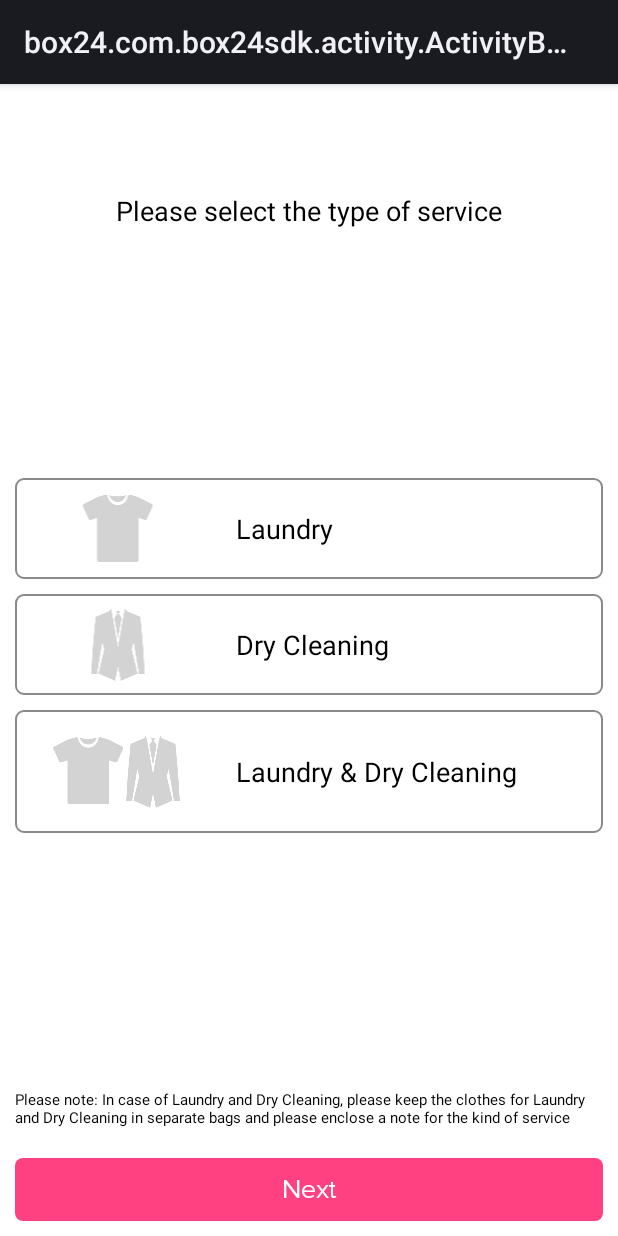
After one commit to siamsoftwaresolution/box24SDK, an Android app: the ActivityBox24Laundry screen opened directly, with no data from a screen before it, on a phone screen of 412 x 824 dp. The commit adds this screen. Run offline under Robolectric (Android 15) with nearby library versions, the phone set to English and light mode, and no system bars.

Commit message:
add laundry

```diff
--- a/box24sdk/build.gradle
+++ b/box24sdk/build.gradle
@@ -15,7 +15,7 @@ ext {
     siteUrl = 'https://github.com/siamsoftwaresolution/box24SDK'
     gitUrl = 'https://github.com/siamsoftwaresolution/box24SDK.git'
 
-    libraryVersion = '2.27'
+    libraryVersion = '2.33'
 
     developerId = 'manasit'
     developerName = 'manasit kittiyotthada'
--- a/box24sdk/src/main/java/box24/com/box24sdk/activity/ActivityBox24Drop.java
+++ b/box24sdk/src/main/java/box24/com/box24sdk/activity/ActivityBox24Drop.java
@@ -34,12 +34,13 @@ public class ActivityBox24Drop extends Activity {
     private ServiceConnection serviceConnection;
     String promo = "";
     String locationID = "";
-
+String laundry = "";
     @Override
     protected void onCreate(Bundle savedInstanceState) {
         super.onCreate(savedInstanceState);
         promo = getIntent().getStringExtra("promo");
         locationID = getIntent().getStringExtra("locationID");
+        laundry = getIntent().getStringExtra("laundry");
         serviceConnection = new ServiceConnection(this);
         blind();
     }
@@ -95,6 +96,8 @@ public class ActivityBox24Drop extends Activity {
                 maps.put("ContactName", Settings.PARAM_NAME);
                 maps.put("ContactEmail", Settings.PARAM_EMAIL);
                 maps.put("PlayerID", Settings.PARAM_PLAYER_ID);
+                maps.put("location_id", locationID);
+                maps.put("WashingType", laundry);
                 if (btn_send.isActivated()) {
                     maps.put("QuickPinType", "R");
                 } else {
--- /dev/null
+++ b/box24sdk/src/main/java/box24/com/box24sdk/activity/ActivityBox24Laundry.java
@@ -0,0 +1,107 @@
+package box24.com.box24sdk.activity;
+
+import android.app.Activity;
+import android.content.Context;
+import android.content.Intent;
+import android.os.Bundle;
+import android.view.LayoutInflater;
+import android.view.View;
+import android.widget.FrameLayout;
+import android.widget.LinearLayout;
+import android.widget.TextView;
+
+import box24.com.box24sdk.R;
+import box24.com.box24sdk.Settings;
+import box24.com.box24sdk.utils.ServiceConnection;
+
+
+//import com.pheonec.mobbox.washbox.tourguide.FrameLayoutWithHoleApp;
+
+public class ActivityBox24Laundry extends Activity {
+
+
+    private Context context;
+    private ServiceConnection serviceConnection;
+    String promo = "";
+    String locationID = "";
+String laundry = "";
+    @Override
+    protected void onCreate(Bundle savedInstanceState) {
+        super.onCreate(savedInstanceState);
+        promo = getIntent().getStringExtra("promo");
+        locationID = getIntent().getStringExtra("locationID");
+        serviceConnection = new ServiceConnection(this);
+        blind();
+    }
+
+    void blind() {
+        setContentView(R.layout.activity_laundry);
+        context = this;
+
+        final LinearLayout btn1 = (LinearLayout) findViewById(R.id.btn_1);
+        final LinearLayout btn2 = (LinearLayout) findViewById(R.id.btn_2);
+        final LinearLayout btn3 = (LinearLayout) findViewById(R.id.btn_3);
+        TextView btn_next = (TextView) findViewById(R.id.btn_next);
+//        final EditText edt_promo_code = (EditText) findViewById(R.id.edt_promo_code);
+        btn1.setOnClickListener(new View.OnClickListener() {
+            @Override
+            public void onClick(View v) {
+                v.setActivated(true);
+                btn2.setActivated(false);
+                btn3.setActivated(false);
+                laundry = "L";
+            }
+        });
+        btn2.setOnClickListener(new View.OnClickListener() {
+            @Override
+            public void onClick(View v) {
+                v.setActivated(true);
+                btn1.setActivated(false);
+                btn3.setActivated(false);
+                laundry = "D";
+
+            }
+        });
+        btn3.setOnClickListener(new View.OnClickListener() {
+            @Override
+            public void onClick(View v) {
+                v.setActivated(true);
+                btn1.setActivated(false);
+                btn2.setActivated(false);
+                laundry = "LD";
+            }
+        });
+        LinearLayout layoutTitle = (LinearLayout) findViewById(R.id.layout_title);
+        if (Settings.ColorMain != 0) {
+            layoutTitle.setBackgroundColor(Settings.ColorMain);
+        }
+        FrameLayout layoutHeader = (FrameLayout) findViewById(R.id.layout_header);
+
+        if (Settings.Header != 0) {
+            View view = LayoutInflater.from(this).inflate(Settings.Header, null);
+            layoutHeader.addView(view);
+
+        }
+        btn_next.setOnClickListener(new View.OnClickListener() {
+            @Override
+            public void onClick(View v) {
+                if (!btn1.isActivated() && !btn2.isActivated()&& !btn3.isActivated()) {
+
+                    return;
+                }
+
+
+                Intent in = new Intent(context, ActivityBox24Drop.class);
+                in.putExtra("locationID", locationID);
+                in.putExtra("promo", promo);
+                in.putExtra("laundry", laundry);
+                startActivity(in);
+            }
+        });
+
+    }
+
+    public void back(View v) {
+        finish();
+    }
+}
--- a/box24sdk/src/main/java/box24/com/box24sdk/activity/ActivityBox24Location.java
+++ b/box24sdk/src/main/java/box24/com/box24sdk/activity/ActivityBox24Location.java
@@ -88,7 +88,7 @@ public class ActivityBox24Location extends Activity {
                 if (locationBox24 == null || locationBox24.location_id == null) {
                     return;
                 }
-                Intent in = new Intent(context, ActivityBox24Drop.class);
+                Intent in = new Intent(context, ActivityBox24Laundry.class);
                 in.putExtra("locationID", locationBox24.location_id);
                 in.putExtra("promo", edt_promo_code.getText().toString());
                 startActivity(in);
--- /dev/null
+++ b/box24sdk/src/main/res/drawable/selector_dry.xml
@@ -0,0 +1,10 @@
+<?xml version="1.0" encoding="utf-8"?>
+<selector xmlns:android="http://schemas.android.com/apk/res/android">
+
+    <item android:drawable="@drawable/dry_active_icon" android:state_activated="true"/>
+    <item android:drawable="@drawable/dry_active_icon" android:state_focused="true"/>
+    <!-- focused -->
+    <item android:drawable="@drawable/dry_icon"/>
+    <!-- default -->
+
+</selector>
--- /dev/null
+++ b/box24sdk/src/main/res/drawable/selector_laundry.xml
@@ -0,0 +1,10 @@
+<?xml version="1.0" encoding="utf-8"?>
+<selector xmlns:android="http://schemas.android.com/apk/res/android">
+
+    <item android:drawable="@drawable/launday_active_icon" android:state_activated="true"/>
+    <item android:drawable="@drawable/launday_active_icon" android:state_focused="true"/>
+    <!-- focused -->
+    <item android:drawable="@drawable/launday_icon"/>
+    <!-- default -->
+
+</selector>
--- /dev/null
+++ b/box24sdk/src/main/res/drawable/selector_laundry_dry.xml
@@ -0,0 +1,10 @@
+<?xml version="1.0" encoding="utf-8"?>
+<selector xmlns:android="http://schemas.android.com/apk/res/android">
+
+    <item android:drawable="@drawable/launday_dry_active_icon" android:state_activated="true"/>
+    <item android:drawable="@drawable/launday_dry_active_icon" android:state_focused="true"/>
+    <!-- focused -->
+    <item android:drawable="@drawable/launday_dry_icon"/>
+    <!-- default -->
+
+</selector>
--- a/box24sdk/src/main/res/layout/activity_box24_location.xml
+++ b/box24sdk/src/main/res/layout/activity_box24_location.xml
@@ -62,7 +62,8 @@
                 android:hint="@string/PromotionCode"
                 android:padding="10dp"
                 android:singleLine="true"
-                android:textColor="@color/red"
+                android:textColorHint="@color/grey_light"
+                android:textColor="@color/pink"
                 android:textSize="@dimen/text_normal" />
 
             <box24.com.box24sdk.utils.CustomText
@@ -71,6 +72,7 @@
                 android:layout_height="wrap_content"
                 android:gravity="center_vertical"
                 android:layout_marginTop="10dp"
+                android:textColorHint="@color/grey_light"
                 android:background="@drawable/bg_rec_stoke_grey"
                 android:drawableRight="@drawable/search_ic"
                 android:hint="@string/Locker"
--- /dev/null
+++ b/box24sdk/src/main/res/layout/activity_laundry.xml
@@ -0,0 +1,207 @@
+<LinearLayout xmlns:android="http://schemas.android.com/apk/res/android"
+    xmlns:app="http://schemas.android.com/apk/res-auto"
+    xmlns:tools="http://schemas.android.com/tools"
+    android:layout_width="match_parent"
+    android:layout_height="match_parent"
+    android:background="@color/white"
+    android:orientation="vertical">
+
+    <LinearLayout
+        android:id="@+id/layout_title"
+        android:layout_width="match_parent"
+        android:layout_height="wrap_content"
+        android:orientation="horizontal">
+
+        <ImageView
+            android:layout_width="wrap_content"
+            android:layout_height="wrap_content"
+            android:layout_gravity="center"
+            android:onClick="back"
+            android:padding="10dp"
+            android:src="@drawable/navbar_icon_arrowback" />
+
+        <box24.com.box24sdk.utils.CustomText
+            android:id="@+id/tv_title"
+            android:layout_width="match_parent"
+            android:layout_height="wrap_content"
+            android:layout_gravity="center"
+            android:gravity="center_vertical"
+            android:padding="10dp"
+            android:text="@string/Laundry"
+            android:textColor="@color/white"
+            android:textSize="22sp" />
+
+    </LinearLayout>
+
+
+    <FrameLayout
+        android:id="@+id/layout_header"
+        android:layout_width="match_parent"
+        android:layout_height="wrap_content"
+        android:layout_margin="10dp" />
+
+
+    <TextView
+        android:layout_width="match_parent"
+        android:layout_height="wrap_content"
+        android:layout_gravity="center"
+        android:gravity="center"
+        android:padding="5dp"
+        android:text="@string/Pleaseselectmodeofservice"
+        android:textColor="@color/black"
+        android:textSize="@dimen/text_large" />
+
+    <LinearLayout
+        android:layout_width="match_parent"
+        android:layout_height="0dp"
+        android:layout_weight="1"
+
+        android:orientation="vertical">
+
+        <LinearLayout
+            android:layout_width="match_parent"
+            android:layout_height="0dp"
+            android:layout_weight="1"
+            android:gravity="center"
+            android:orientation="vertical">
+
+            <LinearLayout
+                android:id="@+id/btn_1"
+                android:layout_width="match_parent"
+                android:layout_height="wrap_content"
+                android:layout_marginLeft="10dp"
+                android:layout_marginRight="10dp"
+                android:background="@drawable/selector_btn_drop"
+                android:orientation="horizontal">
+
+                <ImageView
+                    android:layout_weight="0.5"
+                    android:layout_width="0dp"
+                    android:layout_height="wrap_content"
+                    android:layout_margin="5dp"
+                    android:src="@drawable/selector_laundry" />
+
+                <TextView
+                    android:layout_weight="1"
+                    android:layout_width="0dp"
+                    android:layout_height="wrap_content"
+                    android:layout_gravity="center"
+                    android:padding="10dp"
+                    android:singleLine="true"
+                    android:text="@string/Laundry"
+                    android:textColor="@color/black"
+                    android:textSize="@dimen/text_large" />
+
+
+            </LinearLayout>
+
+            <LinearLayout
+                android:id="@+id/btn_2"
+                android:layout_width="match_parent"
+                android:layout_height="wrap_content"
+                android:layout_marginLeft="10dp"
+                android:layout_marginRight="10dp"
+                android:layout_marginTop="10dp"
+                android:background="@drawable/selector_btn_drop"
+                android:orientation="horizontal">
+
+                <ImageView
+                    android:layout_weight="0.5"
+                    android:layout_width="0dp"
+                    android:layout_height="wrap_content"
+                    android:layout_margin="5dp"
+                    android:src="@drawable/selector_dry" />
+
+                <TextView
+                    android:layout_weight="1"
+                    android:layout_width="0dp"
+                    android:layout_height="wrap_content"
+                    android:layout_gravity="center"
+                    android:padding="10dp"
+                    android:singleLine="true"
+                    android:text="@string/DryCleaning"
+                    android:textColor="@color/black"
+                    android:textSize="@dimen/text_large" />
+
+
+            </LinearLayout>
+
+            <LinearLayout
+                android:id="@+id/btn_3"
+                android:layout_width="match_parent"
+                android:layout_height="wrap_content"
+                android:layout_marginLeft="10dp"
+                android:layout_marginRight="10dp"
+                android:layout_marginTop="10dp"
+                android:background="@drawable/selector_btn_drop"
+                android:orientation="horizontal">
+
+                <ImageView
+                    android:layout_weight="0.5"
+                    android:layout_width="0dp"
+                    android:layout_height="wrap_content"
+                    android:layout_margin="5dp"
+                    android:src="@drawable/selector_laundry_dry" />
+
+                <TextView
+                    android:layout_weight="1"
+                    android:layout_width="0dp"
+                    android:layout_height="wrap_content"
+                    android:layout_gravity="center"
+                    android:padding="10dp"
+                    android:singleLine="true"
+                    android:text="@string/LaundryDryCleaning"
+                    android:textColor="@color/black"
+                    android:textSize="@dimen/text_large" />
+
+
+            </LinearLayout>
+        </LinearLayout>
+
+        <TextView
+            android:layout_width="match_parent"
+            android:layout_height="wrap_content"
+            android:layout_gravity="center"
+            android:padding="10dp"
+            android:text="@string/note"
+            android:textColor="@color/black"
+            android:textSize="@dimen/text_small" />
+
+        <!--<LinearLayout
+            android:layout_width="match_parent"
+            android:layout_height="wrap_content"
+            android:orientation="vertical"
+            android:padding="10dp">
+
+
+            <EditText
+                android:id="@+id/edt_promo_code"
+                android:layout_width="match_parent"
+                android:layout_height="wrap_content"
+                android:layout_marginTop="5dp"
+                android:background="@drawable/bg_rec_stoke_grey"
+                android:hint="@string/PromotionCode"
+                android:padding="10dp"
+                android:singleLine="true"
+                android:textColor="@color/red"
+                android:textSize="@dimen/text_normal" />
+
+
+        </LinearLayout>-->
+
+
+        <box24.com.box24sdk.utils.CustomText
+            android:id="@+id/btn_next"
+            android:layout_width="match_parent"
+            android:layout_height="wrap_content"
+            android:layout_margin="10dp"
+            android:background="@drawable/bg_rec_stoke_pink"
+            android:gravity="center"
+            android:padding="10dp"
+            android:text="@string/Next"
+            android:textColor="@color/white"
+            android:textSize="@dimen/text_large" />
+
+    </LinearLayout>
+
+</LinearLayout>
--- a/box24sdk/src/main/res/values/strings.xml
+++ b/box24sdk/src/main/res/values/strings.xml
@@ -150,6 +150,7 @@
     <string name="BranchDetail">Branch Detail</string>
     <string name="DryCleaning">Dry Cleaning</string>
     <string name="Laundry">Laundry</string>
+    <string name="LaundryDryCleaning">Laundry &amp; Dry Cleaning</string>
     <string name="BagAndShoesSpa">Bag &amp; Shoes Spa</string>
     <string name="PackageDelivery">Package Delivery</string>
     <string name="PriceItemsHeader">Items</string>
@@ -373,7 +374,7 @@
     <string name="PleaseFillUpSenderName">Please fill up sender\'s name</string>
     <string name="PleaseFillUpSenderAddress">Please fill up sender\'s address</string>
     <string name="PleaseFillUpSenderMobile">Please fill up sender\'s mobile 10 digits</string>
-    <string name="Pleaseselectmodeofservice">Please select mode of service</string>
+    <string name="Pleaseselectmodeofservice">Please select the type of service</string>
 
     <string name="FavoritePerson">Favorite</string>
     <string name="ConfirmTerminalAddress">Confirm Terminal Address</string>
@@ -585,4 +586,6 @@
     <string name="RecipientEmail">Recipient\'s Email</string>
     <string name="PleaseSelectTurn">Please select turnaround time</string>
     <string name="title_activity_maps">Map</string>
+
+    <string name="note">Please note: In case of Laundry and Dry Cleaning, please keep the clothes for Laundry and Dry Cleaning in separate bags and please enclose a note for the kind of service</string>
 </resources>
```
Also changed, not shown: box24sdk/src/main/AndroidManifest.xml (+4 -4 lines), box24sdk/src/main/res/drawable-xxhdpi/dry_active_icon.png (added), box24sdk/src/main/res/drawable-xxhdpi/dry_icon.png (added), box24sdk/src/main/res/drawable-xxhdpi/launday_active_icon.png (added), box24sdk/src/main/res/drawable-xxhdpi/launday_dry_active_icon.png (added), box24sdk/src/main/res/drawable-xxhdpi/launday_dry_icon.png (added), box24sdk/src/main/res/drawable-xxhdpi/launday_icon.png (added).
